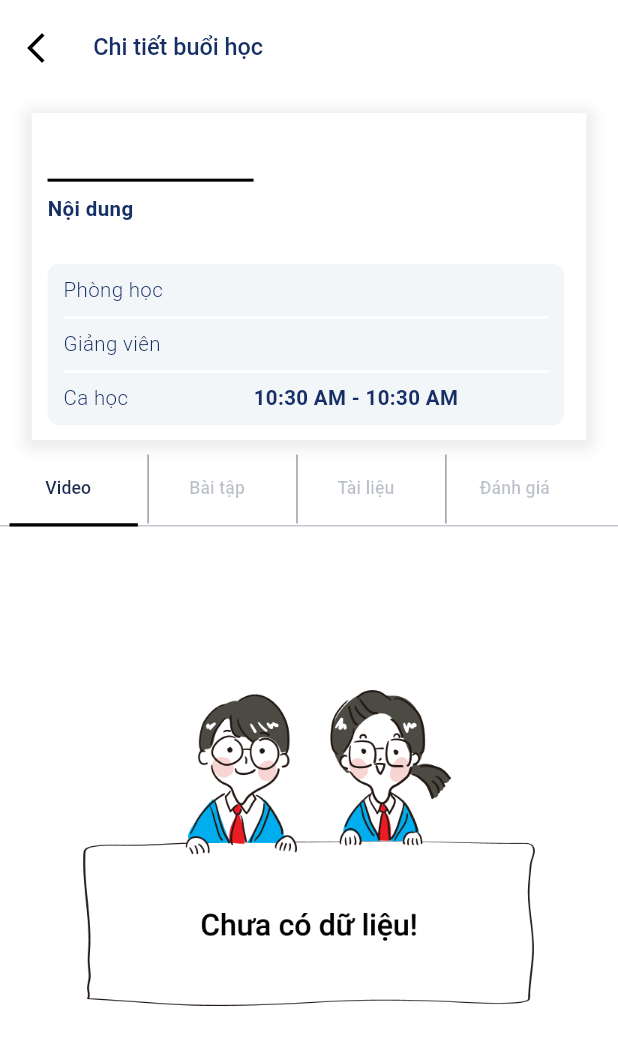
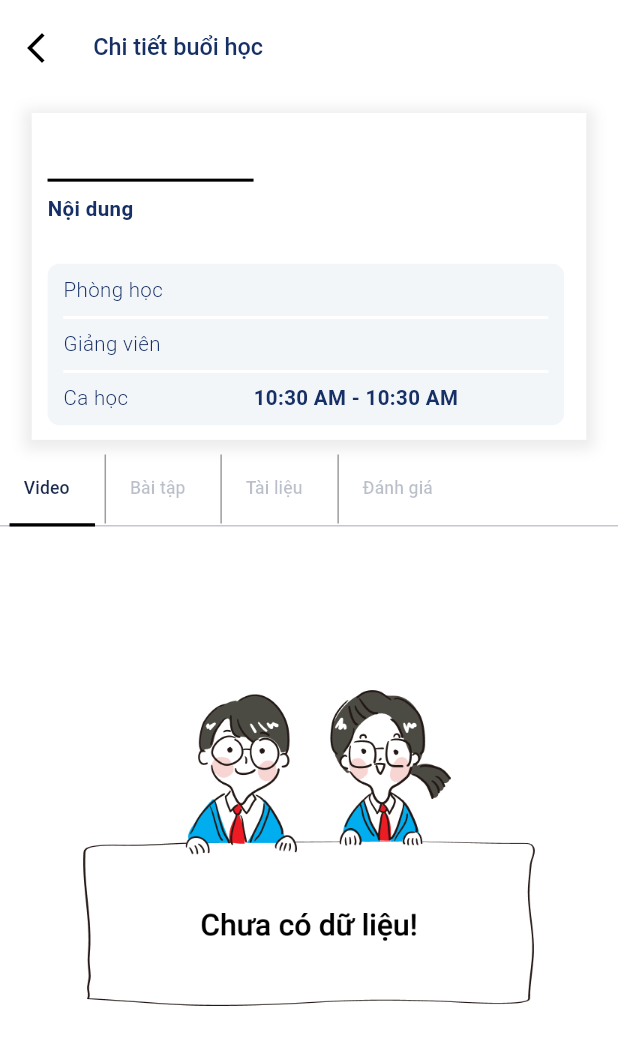
Before and after one commit to tenshi1123/pmp, a Flutter app: the DetailLessonScreen screen opened directly with empty values, on a phone screen of 412 x 824 dp. Shown: the top 1045 px of the screen. Run offline on Flutter 3.47's test engine with Material 3 defaults, Android fonts, the phone set to English and light mode, and no system bars; drawn by our look-alikes of flutter_html; our stand-ins replace audio_video_progress_bar, dio, dotted_border, file_picker, firebase_core, flutter_bloc and 14 more; missing offline and left inert: camera_camera, d_chart, flutter_sound, onesignal_flutter, otp_pin_field, smart_text_flutter and 3 more; accounts and stored records are empty; network calls fail; project files that could hold a hidden picture were left out.

Commit message:
update click link

```diff
--- a/lib/utils/widget/custom_widget.dart
+++ b/lib/utils/widget/custom_widget.dart
@@ -253,6 +253,7 @@ Widget homeTab(
     child: Container(
       //width: 70.w,
       height: 50.h,
+      padding: EdgeInsets.symmetric(horizontal: 12.w),
       decoration: isSeprator
           ? const BoxDecoration(
               border: Border(
@@ -271,7 +272,7 @@ Widget homeTab(
             width: 3.w,
           ),
           SizedBox(
-            width: 80.w,
+            //width: 80.w,
             child: Center(
               child: Text(
                 title,
```
Also changed, not shown: 1 other file.
